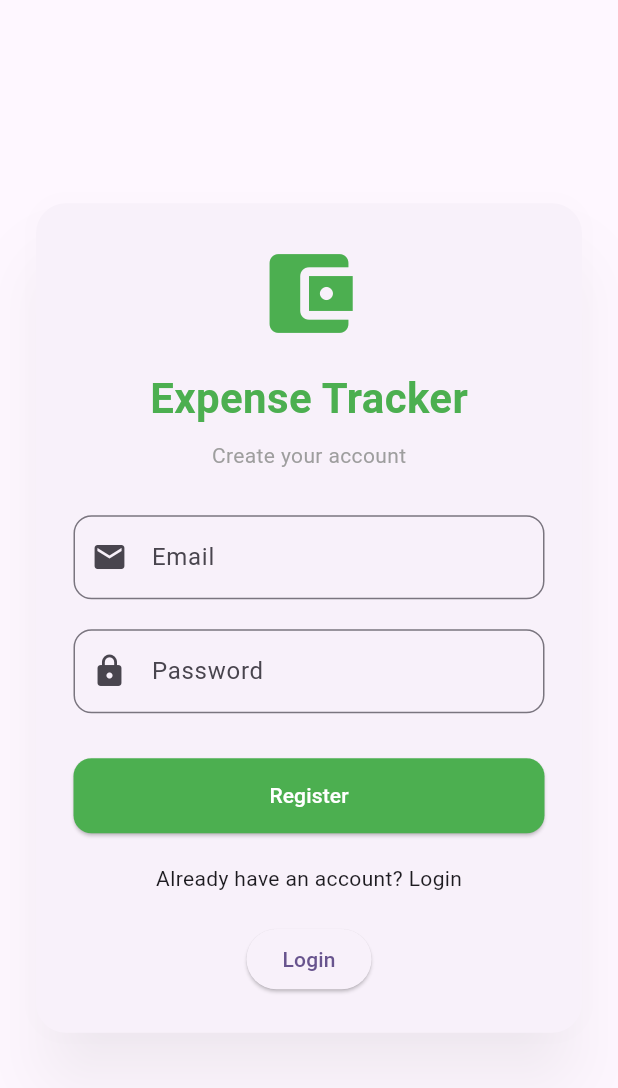
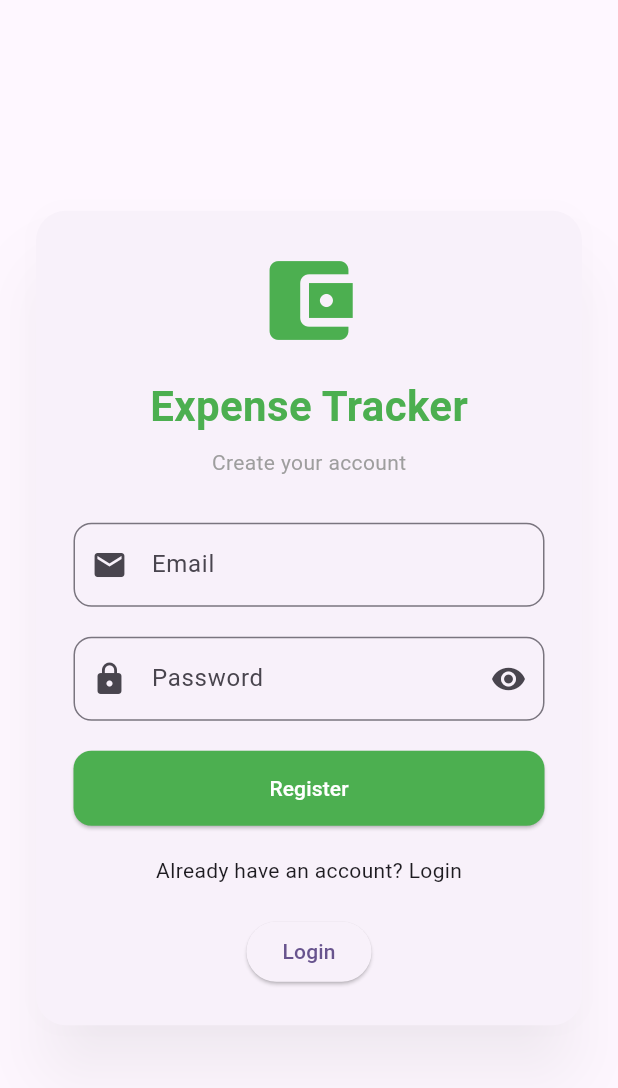
Before and after one commit to Atharv3904/expense-tracker-clean-architecture, a Flutter app: the screen it shows after launch, after a tap on "go for registration", on a phone screen of 412 x 824 dp. Shown: the top 1088 px of the screen. Run offline on Flutter 3.47's test engine with Material 3 defaults, Android fonts, the phone set to English and light mode, and no system bars; our stand-ins replace bloc, dartz, firebase_core, firebase_messaging, fl_chart, flutter_bloc and 4 more; accounts and stored records are empty.

Commit message:
added some small ui component

```diff
--- a/lib/core/notification/device_token_service.dart
+++ b/lib/core/notification/device_token_service.dart
@@ -1,4 +1,5 @@
 import 'package:firebase_messaging/firebase_messaging.dart';
+import 'package:flutter/foundation.dart';
 import 'package:supabase_flutter/supabase_flutter.dart';
 
 class DeviceTokenService {
@@ -6,6 +7,7 @@ class DeviceTokenService {
   final FirebaseMessaging _messaging = FirebaseMessaging.instance;
 
   Future<void> saveToken() async {
+    if (kIsWeb) return;
     final user = _supabase.auth.currentUser;
 
     if (user == null) return;
@@ -22,6 +24,7 @@ class DeviceTokenService {
   }
 
   void listenForTokenRefresh() {
+    if (kIsWeb) return;
     _messaging.onTokenRefresh.listen((newToken) async {
       final user = _supabase.auth.currentUser;
 
--- a/lib/core/notification/notification_service.dart
+++ b/lib/core/notification/notification_service.dart
@@ -10,6 +10,8 @@ class NotificationService {
       FlutterLocalNotificationsPlugin();
 
   Future<void> initialize() async {
+    if (kIsWeb) return;
+
     // Ask user for notification permission
     await _firebaseMessaging.requestPermission(
       alert: true,
--- a/lib/feature/authentication/presentation/pages/login_form.dart
+++ b/lib/feature/authentication/presentation/pages/login_form.dart
@@ -15,6 +15,9 @@ class LoginForm extends StatefulWidget {
 
 class _LoginFormState extends State<LoginForm> {
   final _formKey = GlobalKey<FormState>();
+
+  bool isPasswordVisible = false;
+  bool isButtonVisible = false;
 
   final emailController = TextEditingController();
   final passwordController = TextEditingController();
@@ -74,6 +77,9 @@ class _LoginFormState extends State<LoginForm> {
                   const SizedBox(height: 30),
 
                   TextFormField(
+                    onChanged: (value) => setState(() {
+                      isButtonVisible = value.isNotEmpty;
+                    }),
                     controller: emailController,
                     keyboardType: TextInputType.emailAddress,
                     decoration: InputDecoration(
@@ -94,11 +100,27 @@ class _LoginFormState extends State<LoginForm> {
                   const SizedBox(height: 20),
 
                   TextFormField(
+                    onChanged: (value) => setState(() {
+                      isButtonVisible = value.isNotEmpty;
+                    }),
                     controller: passwordController,
-                    obscureText: true,
+                    obscureText: !isPasswordVisible,
                     decoration: InputDecoration(
                       labelText: "Password",
                       prefixIcon: const Icon(Icons.lock),
+                      suffixIcon: IconButton(
+                        onPressed: () {
+                          setState(() {
+                            isPasswordVisible = !isPasswordVisible;
+                          });
+                        },
+                        icon: Icon(
+                          isPasswordVisible
+                              ? Icons.visibility_off
+                              : Icons.visibility,
+                        ),
+                      ),
+
                       border: OutlineInputBorder(
                         borderRadius: BorderRadius.circular(12),
                       ),
@@ -124,21 +146,25 @@ class _LoginFormState extends State<LoginForm> {
                         return const CircularProgressIndicator();
                       }
 
-                      return SizedBox(
+                      return isButtonVisible == true
+                          ? SizedBox(
                               width: double.infinity,
                               child: ElevatedButton(
                                 onPressed: _login,
                                 style: ElevatedButton.styleFrom(
                                   backgroundColor: Colors.green,
                                   foregroundColor: Colors.white,
-                            padding: const EdgeInsets.symmetric(vertical: 15),
+                                  padding: const EdgeInsets.symmetric(
+                                    vertical: 15,
+                                  ),
                                   shape: RoundedRectangleBorder(
                                     borderRadius: BorderRadius.circular(12),
                                   ),
                                 ),
                                 child: const Text("Login"),
                               ),
-                      );
+                            )
+                          : const SizedBox.shrink();
                     },
                   ),
                   SizedBox(height: 20),
--- a/lib/feature/authentication/presentation/pages/register_form.dart
+++ b/lib/feature/authentication/presentation/pages/register_form.dart
@@ -21,6 +21,8 @@ class _RegisterFormState extends State<RegisterForm> {
 
   final passwordController = TextEditingController();
 
+  bool isPasswordVisible = false;
+
   void _register() {
     if (!_formKey.currentState!.validate()) return;
 
@@ -31,6 +33,8 @@ class _RegisterFormState extends State<RegisterForm> {
 
     context.read<RegisterCubit>().register(params);
   }
+
+  void __showConfirmOrNot() {}
 
   @override
   Widget build(BuildContext context) {
@@ -98,10 +102,22 @@ class _RegisterFormState extends State<RegisterForm> {
 
                   TextFormField(
                     controller: passwordController,
-                    obscureText: true,
+                    obscureText: !isPasswordVisible,
                     decoration: InputDecoration(
                       labelText: "Password",
                       prefixIcon: const Icon(Icons.lock),
+                      suffixIcon: IconButton(
+                        onPressed: () {
+                          setState(() {
+                            isPasswordVisible = !isPasswordVisible;
+                          });
+                        },
+                        icon: Icon(
+                          isPasswordVisible
+                              ? Icons.visibility_off
+                              : Icons.visibility,
+                        ),
+                      ),
                       border: OutlineInputBorder(
                         borderRadius: BorderRadius.circular(12),
                       ),
@@ -118,8 +134,7 @@ class _RegisterFormState extends State<RegisterForm> {
                       return null;
                     },
                   ),
-
-                  const SizedBox(height: 30),
+                  const SizedBox(height: 20),
 
                   BlocBuilder<RegisterCubit, RegisterState>(
                     builder: (context, state) {
```
Also changed, not shown: lib/feature/authentication/presentation/pages/login_page.dart (+5 -3 lines), lib/feature/transaction/presentation/pages/financial_insights_page.dart (+40 -3 lines), firebase.json, lib/firebase_options.dart, 5 other files. Lines whose indentation alone changed are shown as unchanged.
